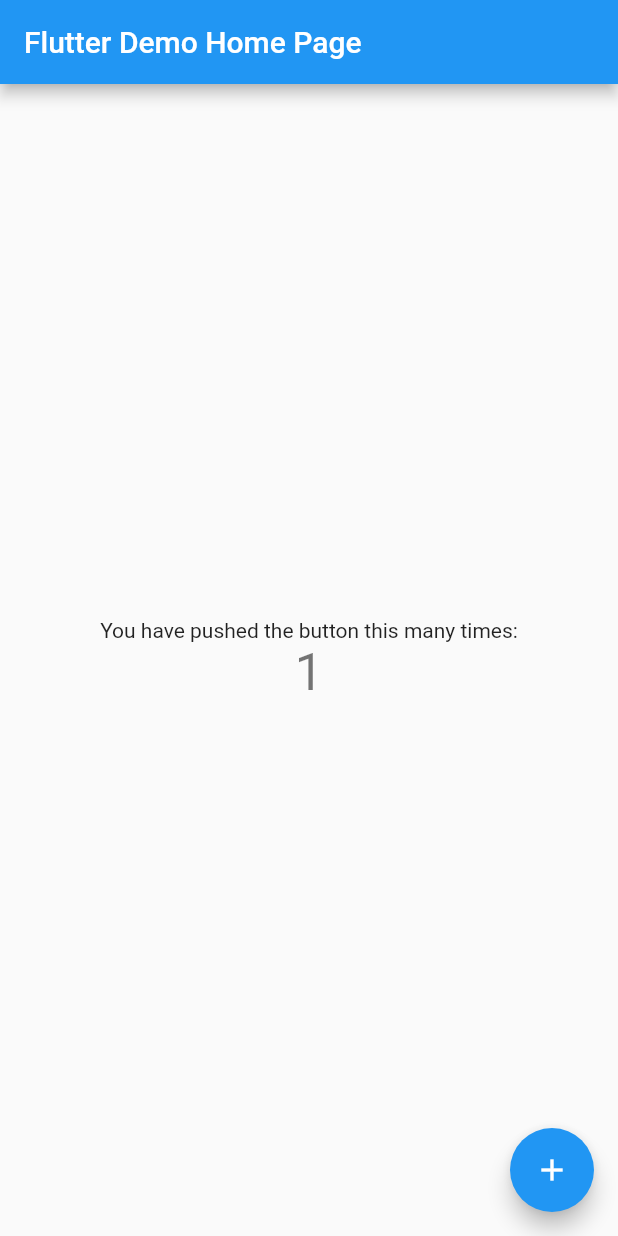
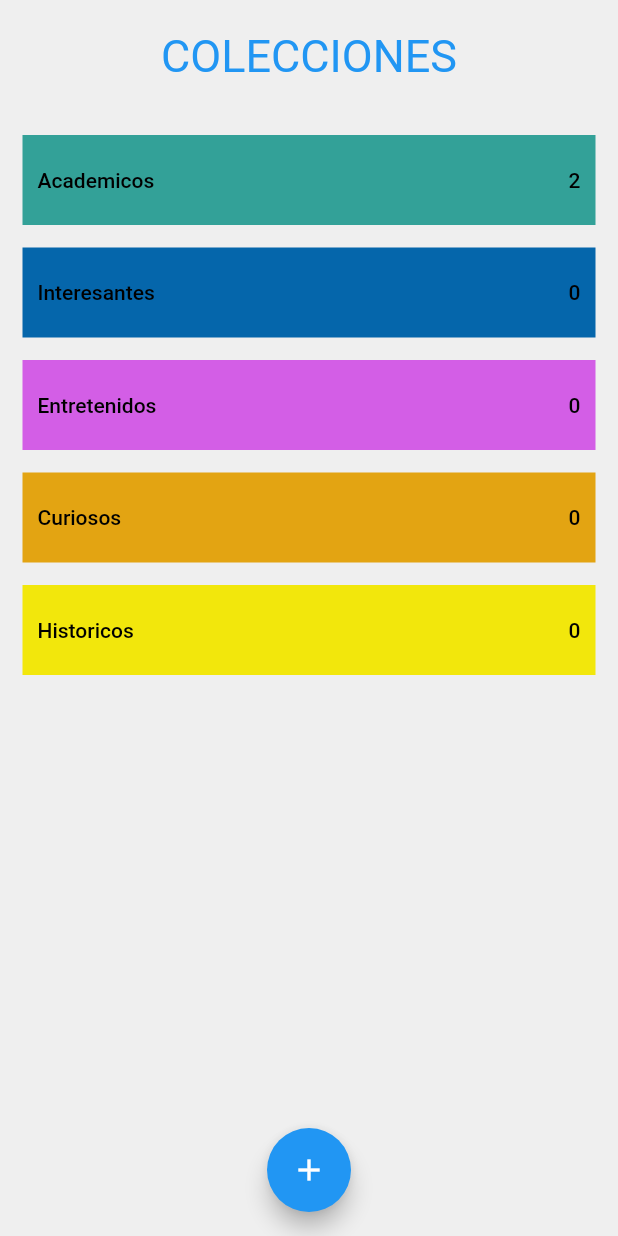
Before and after one commit to Favious/ConexionLectora, a Flutter app: the screen it shows after launch, after a tap on the "add" icon, on a phone screen of 412 x 824 dp. Run offline on Flutter 3.47's test engine with Material 2 defaults, Android fonts, the phone set to English and light mode, and no system bars; network calls fail.

Commit message:
avances vista inicio y vista libros

```diff
--- a/lib/main.dart
+++ b/lib/main.dart
@@ -1,97 +1,129 @@
 import 'package:flutter/material.dart';
+import 'dart:ui';
 
 void main() {
-  runApp(MyApp());
+  runApp(new MaterialApp(
+      title: "Conexión lectora",
+      theme: new ThemeData(
+        scaffoldBackgroundColor: const Color(0xFFEFEFEF),
+        backgroundColor: Colors.white,
+      ),
+      home: new Scaffold(
+        body: new Column(
+          children: [
+            new Container(
+                padding: EdgeInsets.all(20),
+                child: Center(
+                    child: new Text(
+                  "COLECCIONES",
+                  style: new TextStyle(
+                    // fontFamily: 'Comic-Sans',
+                    fontSize: 30,
+                    color: Colors.blue,
+                    decoration: TextDecoration.none,
+                  ),
+                ))),
+            new ButtonCollection(
+                name: "Academicos", bookCantity: 2, color: Color(0xFF33a198)),
+            new ButtonCollection(
+                name: "Interesantes", bookCantity: 0, color: Color(0xFF0566ab)),
+            new ButtonCollection(
+                name: "Entretenidos", bookCantity: 0, color: Color(0xFFd35ee6)),
+            new ButtonCollection(
+                name: "Curiosos", bookCantity: 0, color: Color(0xFFe3a412)),
+            new ButtonCollection(
+                name: "Historicos", bookCantity: 0, color: Color(0xFFf2e70c)),
+          ],
+          mainAxisSize: MainAxisSize.max,
+        ),
+        floatingActionButton: new FloatingActionButton(
+          onPressed: () {},
+          backgroundColor: Colors.blue,
+          child: const Icon(Icons.add),
+        ),
+        floatingActionButtonLocation: FloatingActionButtonLocation.centerFloat,
+      )));
 }
 
-class MyApp extends StatelessWidget {
-  // This widget is the root of your application.
+class ButtonCollection extends StatelessWidget {
+  final String name;
+  final int bookCantity;
+  final Color color;
+
+  const ButtonCollection({this.name, this.bookCantity, this.color});
+  // : super(key: key);
+
+  @override
+  Widget build(BuildContext context) {
+    return new Container(
+        padding: EdgeInsets.only(left: 15, right: 15, top: 15),
+        child: new SizedBox(
+          // padding: EdgeInsets.only(left: 10, right: 10),
+          height: 60,
+          child: new TextButton(
+            onPressed: () {},
+            style: new ButtonStyle(
+                padding:
+                    MaterialStateProperty.all<EdgeInsets>(EdgeInsets.all(10)),
+                backgroundColor: MaterialStateProperty.all<Color>(color),
+                shape: MaterialStateProperty.all<RoundedRectangleBorder>(
+                    RoundedRectangleBorder(
+                  borderRadius: BorderRadius.zero,
+                ))),
+            child: new Row(
+              mainAxisAlignment: MainAxisAlignment.spaceBetween,
+              mainAxisSize: MainAxisSize.max,
+              children: [
+                Text(
+                  name,
+                  style: new TextStyle(color: Colors.black),
+                ),
+                Text(
+                  bookCantity.toString(),
+                  style: new TextStyle(color: Colors.black),
+                ),
+              ],
+            ),
+          ),
+        ));
+  }
+}
+
+
+// ViewBookList
+
+class ViewBookList extends StatelessWidget {
   @override
   Widget build(BuildContext context) {
     return MaterialApp(
-      title: 'Flutter Demo',
-      theme: ThemeData(
-        // This is the theme of your application.
-        //
-        // Try running your application with "flutter run". You'll see the
-        // application has a blue toolbar. Then, without quitting the app, try
-        // changing the primarySwatch below to Colors.green and then invoke
-        // "hot reload" (press "r" in the console where you ran "flutter run",
-        // or simply save your changes to "hot reload" in a Flutter IDE).
-        // Notice that the counter didn't reset back to zero; the application
-        // is not restarted.
-        primarySwatch: Colors.blue,
-      ),
-      home: MyHomePage(title: 'Flutter Demo Home Page'),
+      title: 'Booklist',
+      home: Body(title: 'Flutter Demo Home Page'),
     );
   }
 }
 
-class MyHomePage extends StatefulWidget {
-  MyHomePage({Key key, this.title}) : super(key: key);
-
-  // This widget is the home page of your application. It is stateful, meaning
-  // that it has a State object (defined below) that contains fields that affect
-  // how it looks.
-
-  // This class is the configuration for the state. It holds the values (in this
-  // case the title) provided by the parent (in this case the App widget) and
-  // used by the build method of the State. Fields in a Widget subclass are
-  // always marked "final".
+class Body extends StatefulWidget {
+  Body({Key key, this.title}) : super(key: key);
 
   final String title;
 
   @override
-  _MyHomePageState createState() => _MyHomePageState();
+  _BodyState createState() => _BodyState();
 }
 
-class _MyHomePageState extends State<MyHomePage> {
+class _BodyState extends State<Body> {
   int _counter = 0;
-
-  void _incrementCounter() {
-    setState(() {
-      // This call to setState tells the Flutter framework that something has
-      // changed in this State, which causes it to rerun the build method below
-      // so that the display can reflect the updated values. If we changed
-      // _counter without calling setState(), then the build method would not be
-      // called again, and so nothing would appear to happen.
-      _counter++;
-    });
-  }
 
   @override
   Widget build(BuildContext context) {
-    // This method is rerun every time setState is called, for instance as done
-    // by the _incrementCounter method above.
-    //
-    // The Flutter framework has been optimized to make rerunning build methods
-    // fast, so that you can just rebuild anything that needs updating rather
-    // than having to individually change instances of widgets.
     return Scaffold(
       appBar: AppBar(
-        // Here we take the value from the MyHomePage object that was created by
-        // the App.build method, and use it to set our appbar title.
         title: Text(widget.title),
       ),
       body: Center(
-        // Center is a layout widget. It takes a single child and positions it
-        // in the middle of the parent.
         child: Column(
-          // Column is also a layout widget. It takes a list of children and
-          // arranges them vertically. By default, it sizes itself to fit its
-          // children horizontally, and tries to be as tall as its parent.
-          //
-          // Invoke "debug painting" (press "p" in the console, choose the
-          // "Toggle Debug Paint" action from the Flutter Inspector in Android
-          // Studio, or the "Toggle Debug Paint" command in Visual Studio Code)
-          // to see the wireframe for each widget.
-          //
-          // Column has various properties to control how it sizes itself and
-          // how it positions its children. Here we use mainAxisAlignment to
-          // center the children vertically; the main axis here is the vertical
-          // axis because Columns are vertical (the cross axis would be
-          // horizontal).
           mainAxisAlignment: MainAxisAlignment.center,
+          mainAxisSize: MainAxisSize.max,
           children: <Widget>[
             Text(
               'You have pushed the button this many times:',
@@ -100,14 +132,98 @@ class _MyHomePageState extends State<MyHomePage> {
               '$_counter',
               style: Theme.of(context).textTheme.headline4,
             ),
+            new BookDescriptionButton(
+                'https://encrypted-tbn0.gstatic.com/images?q=tbn:ANd9GcRIYQMj6_wAxR3S4-2YIdKhdTwMEpVNU4ToNA&usqp=CAU',
+                'to kill a moking bird',
+                'i dont know',
+                10),
           ],
         ),
       ),
-      floatingActionButton: FloatingActionButton(
-        onPressed: _incrementCounter,
-        tooltip: 'Increment',
-        child: Icon(Icons.add),
-      ), // This trailing comma makes auto-formatting nicer for build methods.
     );
   }
 }
+
+class BookDescriptionButton extends StatelessWidget {
+  final String coverPagePath;
+  final String bookName;
+  final String authorName;
+  final int percent;
+
+  const BookDescriptionButton(
+      this.coverPagePath, this.bookName, this.authorName, this.percent);
+
+  @override
+  Widget build(BuildContext context) {
+    return Container(
+        padding: EdgeInsets.only(left: 15, right: 15, top: 15),
+        child: new SizedBox(
+          height: 60,
+          child: new TextButton(
+            onPressed: () {},
+            style: new ButtonStyle(
+              padding: MaterialStateProperty.all<EdgeInsets>(EdgeInsets.all(5)),
+            ),
+            child: new Row(
+              children: [
+                CoverPage(coverPagePath),
+                SizedBox(
+                  width: 20,
+                ),
+                new Flexible(
+                  child: BookInfo(bookName, authorName, percent),
+                  flex: 1,
+                ),
+                SizedBox(
+                  width: 20,
+                ),
+                Text("$percent%"),
+              ],
+            ),
+          ),
+        ));
+  }
+}
+
+class BookInfo extends StatelessWidget {
+  final String bookName;
+  final String authorName;
+  final int percent;
+
+  const BookInfo(this.bookName, this.authorName, this.percent);
+
+  @override
+  Widget build(BuildContext context) {
+    return Column(
+      mainAxisSize: MainAxisSize.max,
+      crossAxisAlignment: CrossAxisAlignment.start,
+      children: [
+        Text(bookName),
+        Text(authorName),
+        SizedBox(
+          height: 5,
+          width: double.infinity,
+          child: LinearProgressIndicator(
+            value: percent / 100,
+          ),
+        ),
+      ],
+    );
+  }
+}
+
+class CoverPage extends StatelessWidget {
+  final String path;
+
+  const CoverPage(this.path);
+
+  @override
+  Widget build(BuildContext context) {
+    return Container(
+      child: new Image.network(
+        path,
+        height: 60,
+      ),
+    );
+  }
+}
--- a/pubspec.yaml
+++ b/pubspec.yaml
@@ -28,6 +28,7 @@ dependencies:
   # The following adds the Cupertino Icons font to your application.
   # Use with the CupertinoIcons class for iOS style icons.
   cupertino_icons: ^1.0.2
+  firebase_core:
 
 dev_dependencies:
   flutter_test:
```
Also changed, not shown: pubspec.lock.
